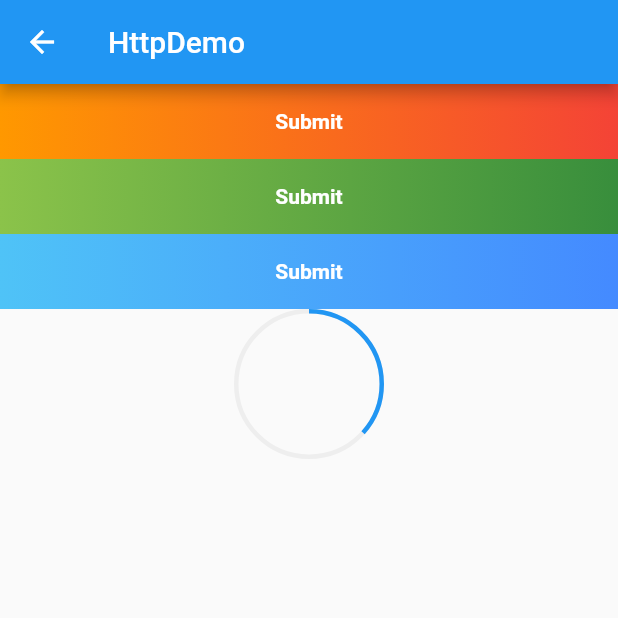
After one commit to CY12/Flutter_Basic, a Flutter app: the screen it shows after launch, after a tap on "AutoWidget", on a phone screen of 412 x 824 dp, the top half of it. The commit adds this screen. Run offline on Flutter 3.47's test engine with Material 2 defaults, Android fonts, the phone set to English and light mode, and no system bars; our stand-ins replace cookie_jar, dio, dio_cookie_manager; network calls fail.

Commit message:
自定义组件

```diff
--- a/lib/main.dart
+++ b/lib/main.dart
@@ -1,4 +1,5 @@
 import 'package:flutter/material.dart';
+import 'package:flutter_basic/route/AutoWidget.dart';
 import 'package:flutter_basic/route/CountDemo.dart';
 import 'package:flutter_basic/route/Douban.dart';
 import 'package:flutter_basic/route/HttpDemo.dart';
@@ -31,11 +32,8 @@ class MyHomePage extends StatefulWidget {
 }
 
 class _MyHomePageState extends State<MyHomePage> {
-
   @override
   Widget build(BuildContext context) {
-
-
     return GridView.count(
       //水平子Widget之间间距
       crossAxisSpacing: 10.0,
@@ -52,13 +50,12 @@ class _MyHomePageState extends State<MyHomePage> {
     );
   }
 
-
   List<String> getDataList() {
     List<String> list = [];
     list.add("Http");
     list.add("Count");
     list.add("Visibility");
-    list.add("value");
+    list.add("AutoWidget");
     list.add("value");
     return list;
   }
@@ -71,20 +68,27 @@ class _MyHomePageState extends State<MyHomePage> {
     return ElevatedButton(
       child: Text(item),
       style: ButtonStyle(
-          backgroundColor: MaterialStateProperty.all(Color(0xFF2196F3)),                //背景颜色
-          foregroundColor: MaterialStateProperty.all(Color(0xffffffff)),                //字体颜色
-          overlayColor: MaterialStateProperty.all(Color(0xffFFF8E5)),                   // 高亮色
-          shadowColor: MaterialStateProperty.all( Color(0xffffffff)),                  //阴影颜色
-          elevation: MaterialStateProperty.all(0),                                     //阴影值
-          textStyle: MaterialStateProperty.all(TextStyle(fontSize: 14)),                //字体
-          side: MaterialStateProperty.all(BorderSide(width: 1,color: Color(0xffffffff))),//边框
-          shape: MaterialStateProperty.all(RoundedRectangleBorder(borderRadius: BorderRadius.circular(20.0))),//圆角弧度
-
+        backgroundColor: MaterialStateProperty.all(Color(0xFF2196F3)),
+        //背景颜色
+        foregroundColor: MaterialStateProperty.all(Color(0xffffffff)),
+        //字体颜色
+        overlayColor: MaterialStateProperty.all(Color(0xffFFF8E5)),
+        // 高亮色
+        shadowColor: MaterialStateProperty.all(Color(0xffffffff)),
+        //阴影颜色
+        elevation: MaterialStateProperty.all(0),
+        //阴影值
+        textStyle: MaterialStateProperty.all(TextStyle(fontSize: 14)),
+        //字体
+        side: MaterialStateProperty.all(
+            BorderSide(width: 1, color: Color(0xffffffff))),
+        //边框
+        shape: MaterialStateProperty.all(RoundedRectangleBorder(
+            borderRadius: BorderRadius.circular(20.0))), //圆角弧度
       ),
       onPressed: () {
         _jumpInto(item);
       },
-
     );
     // return new GestureDetector(
     //   onTap: (){
@@ -101,25 +105,27 @@ class _MyHomePageState extends State<MyHomePage> {
     // );
   }
 
-  void _jumpInto(String text){
-    print("jumpTo "+text);
-    switch(text){
+  void _jumpInto(String text) {
+    print("jumpTo " + text);
+    switch (text) {
       case "Http":
-        Navigator.push( context,
-            MaterialPageRoute(builder: (context) {
+        Navigator.push(context, MaterialPageRoute(builder: (context) {
           return NetDioSimpleDemoPage();
         }));
         break;
       case "Count":
-        Navigator.push( context,
-            MaterialPageRoute(builder: (context) {
+        Navigator.push(context, MaterialPageRoute(builder: (context) {
           return CountDemo();
         }));
         break;
       case "Visibility":
-        Navigator.push( context,
-            MaterialPageRoute(builder: (context) {
+        Navigator.push(context, MaterialPageRoute(builder: (context) {
           return OffstageDemo();
+        }));
+        break;
+      case "AutoWidget":
+        Navigator.push(context, MaterialPageRoute(builder: (context) {
+          return GradientButtonRoute ();
         }));
         break;
       default:
--- /dev/null
+++ b/lib/route/AutoWidget.dart
@@ -0,0 +1,91 @@
+import 'package:flutter/material.dart';
+import 'package:flutter_basic/util/ToastUtil.dart';
+import 'package:flutter_basic/widget/GradientButton.dart';
+import 'package:flutter_basic/widget/LoadingWidget.dart';
+
+class GradientButtonRoute extends StatefulWidget {
+  @override
+  _GradientButtonRouteState createState() => _GradientButtonRouteState();
+}
+
+class _GradientButtonRouteState extends State<GradientButtonRoute>
+    with TickerProviderStateMixin {
+  AnimationController _animationController;
+
+  @override
+  void initState() {
+    super.initState();
+    _animationController =
+        new AnimationController(duration: Duration(seconds: 3), vsync: this);
+    bool isForward = true;
+    _animationController.addStatusListener((status) {
+      if (status == AnimationStatus.forward) {
+        isForward = true;
+      } else if (status == AnimationStatus.completed ||
+          status == AnimationStatus.dismissed) {
+        if (isForward) {
+          _animationController.reverse();
+        } else {
+          _animationController.forward();
+        }
+      } else if (status == AnimationStatus.reverse) {
+        isForward = false;
+      }
+    });
+    _animationController.forward();
+  }
+
+  @override
+  void dispose() {
+    _animationController.dispose();
+    super.dispose();
+  }
+
+  @override
+  Widget build(BuildContext context) {
+    Widget body = Container(
+      child: Column(
+        children: <Widget>[
+          GradientButton(
+            colors: [Colors.orange, Colors.red],
+            height: 50.0,
+            child: Text("Submit"),
+            onPressed: () => onTap("orange"),
+          ),
+          GradientButton(
+            height: 50.0,
+            colors: [Colors.lightGreen, Colors.green[700]],
+            child: Text("Submit"),
+            onPressed: () => onTap("lightGreen"),
+          ),
+          GradientButton(
+            height: 50.0,
+            colors: [Colors.lightBlue[300], Colors.blueAccent],
+            child: Text("Submit"),
+            onPressed: () => onTap("lightBlue"),
+          ),
+          AnimatedBuilder(
+              animation: _animationController,
+              builder: (BuildContext context, Widget child) {
+                return GradientCircularProgressIndicator(
+                  colors: [Colors.blue, Colors.blue],
+                  radius: 50.0,
+                  strokeWidth: 3.0,
+                  value: _animationController.value,
+                );
+              }),
+        ],
+      ),
+    );
+    return new Scaffold(
+        appBar: new AppBar(
+          title: new Text("HttpDemo"),
+        ),
+        body: body);
+  }
+
+  onTap(String s) {
+    print(s);
+    ToastUtils.toast(context, msg: "你点击了" + s);
+  }
+}
--- a/lib/route/HttpDemo.dart
+++ b/lib/route/HttpDemo.dart
@@ -1,3 +1,5 @@
+import 'dart:math';
+
 import 'package:dio/dio.dart';
 import 'package:flutter/material.dart';
 import 'package:flutter_basic/bean/PostListBean.dart';
@@ -67,10 +69,15 @@ class _NetDioSimpleDemoPageState extends State<NetDioSimpleDemoPage> {
               crossAxisAlignment: CrossAxisAlignment.start,
               mainAxisSize: MainAxisSize.min,
               children: [
-                Image.network(
-                  postListBean.data[index].avatar,
-                  width: 38,
-                  height: 38,
+                InkWell(
+                  onTap: (){
+                    ToastUtils.toast(context,msg: "你点击"+index.toString()+"头像");
+                  },
+                  child: Image.network(
+                    postListBean.data[index].avatar,
+                    width: 38,
+                    height: 38,
+                  ),
                 ),
                 Container(
                   height: 38,
@@ -123,7 +130,25 @@ class _NetDioSimpleDemoPageState extends State<NetDioSimpleDemoPage> {
               )
           ],
         ));
+    Widget container =new ConstrainedBox(
+      constraints: BoxConstraints(
+        minWidth: double.infinity, //宽度尽可能大
+      ),
+      child: Container(
+          child: body,
+          color: Colors.white,
+      ),
+    );
+    Widget item = GestureDetector(
+      onTap: () {
+        //处理点击事件
+        print("GestureDetector");
+        ToastUtils.toast(context,msg: "你点击"+index.toString()+"item");
+      },
+      child: container,
+    );
 
-    return body;
+    return item;
   }
+
 }
--- /dev/null
+++ b/lib/route/paint.dart
@@ -0,0 +1,67 @@
+import 'package:flutter/material.dart';
+import 'dart:math';
+
+class CustomPaintRoute extends StatelessWidget {
+  @override
+  Widget build(BuildContext context) {
+    return Center(
+      child: CustomPaint(
+        size: Size(300, 300), //指定画布大小
+        painter: MyPainter(),
+      ),
+    );
+  }
+}
+
+class MyPainter extends CustomPainter {
+  @override
+  void paint(Canvas canvas, Size size) {
+    double eWidth = size.width / 15;
+    double eHeight = size.height / 15;
+
+    //画棋盘背景
+    var paint = Paint()
+      ..isAntiAlias = true
+      ..style = PaintingStyle.fill //填充
+      ..color = Color(0x77cdb175); //背景为纸黄色
+    canvas.drawRect(Offset.zero & size, paint);
+
+    //画棋盘网格
+    paint
+      ..style = PaintingStyle.stroke //线
+      ..color = Colors.black87
+      ..strokeWidth = 1.0;
+
+    for (int i = 0; i <= 15; ++i) {
+      double dy = eHeight * i;
+      canvas.drawLine(Offset(0, dy), Offset(size.width, dy), paint);
+    }
+
+    for (int i = 0; i <= 15; ++i) {
+      double dx = eWidth * i;
+      canvas.drawLine(Offset(dx, 0), Offset(dx, size.height), paint);
+    }
+
+    //画一个黑子
+    paint
+      ..style = PaintingStyle.fill
+      ..color = Colors.black;
+    canvas.drawCircle(
+      Offset(size.width / 2 - eWidth / 2, size.height / 2 - eHeight / 2),
+      min(eWidth / 2, eHeight / 2) - 2,
+      paint,
+    );
+
+    //画一个白子
+    paint.color = Colors.white;
+    canvas.drawCircle(
+      Offset(size.width / 2 + eWidth / 2, size.height / 2 - eHeight / 2),
+      min(eWidth / 2, eHeight / 2) - 2,
+      paint,
+    );
+  }
+
+  //在实际场景中正确利用此回调可以避免重绘开销，本示例我们简单的返回true
+  @override
+  bool shouldRepaint(CustomPainter oldDelegate) => true;
+}
--- /dev/null
+++ b/lib/widget/GradientButton.dart
@@ -0,0 +1,62 @@
+import 'package:flutter/material.dart';
+
+class GradientButton extends StatelessWidget {
+  GradientButton({
+    this.colors,
+    this.width,
+    this.height,
+    this.onPressed,
+    this.borderRadius,
+    @required this.child,
+  });
+
+  // 渐变色数组
+  final List<Color> colors;
+
+  // 按钮宽高
+  final double width;
+  final double height;
+
+  final Widget child;
+  final BorderRadius borderRadius;
+
+  //点击回调
+  final GestureTapCallback onPressed;
+
+  @override
+  Widget build(BuildContext context) {
+    ThemeData theme = Theme.of(context);
+
+    //确保colors数组不空
+    List<Color> _colors = colors ??
+        [theme.primaryColor, theme.primaryColorDark ?? theme.primaryColor];
+
+    return DecoratedBox(
+      decoration: BoxDecoration(
+        gradient: LinearGradient(colors: _colors),
+        borderRadius: borderRadius,
+      ),
+      child: Material(
+        type: MaterialType.transparency,
+        child: InkWell(
+          splashColor: _colors.last,
+          highlightColor: Colors.transparent,
+          borderRadius: borderRadius,
+          onTap: onPressed,
+          child: ConstrainedBox(
+            constraints: BoxConstraints.tightFor(height: height, width: width),
+            child: Center(
+              child: Padding(
+                padding: const EdgeInsets.all(8.0),
+                child: DefaultTextStyle(
+                  style: TextStyle(fontWeight: FontWeight.bold),
+                  child: child,
+                ),
+              ),
+            ),
+          ),
+        ),
+      ),
+    );
+  }
+}
--- /dev/null
+++ b/lib/widget/LoadingWidget.dart
@@ -0,0 +1,154 @@
+import 'dart:math';
+import 'package:flutter/material.dart';
+
+class GradientCircularProgressIndicator extends StatelessWidget {
+  GradientCircularProgressIndicator({
+    this.strokeWidth = 2.0,
+    @required this.radius,
+    @required this.colors,
+    this.stops,
+    this.strokeCapRound = false,
+    this.backgroundColor = const Color(0xFFEEEEEE),
+    this.totalAngle = 2 * pi,
+    this.value
+  });
+
+  ///粗细
+  final double strokeWidth;
+
+  /// 圆的半径
+  final double radius;
+
+  ///两端是否为圆角
+  final bool strokeCapRound;
+
+  /// 当前进度，取值范围 [0.0-1.0]
+  final double value;
+
+  /// 进度条背景色
+  final Color backgroundColor;
+
+  /// 进度条的总弧度，2*PI为整圆，小于2*PI则不是整圆
+  final double totalAngle;
+
+  /// 渐变色数组
+  final List<Color> colors;
+
+  /// 渐变色的终止点，对应colors属性
+  final List<double> stops;
+
+  @override
+  Widget build(BuildContext context) {
+    double _offset = .0;
+    // 如果两端为圆角，则需要对起始位置进行调整，否则圆角部分会偏离起始位置
+    // 下面调整的角度的计算公式是通过数学几何知识得出，读者有兴趣可以研究一下为什么是这样
+    if (strokeCapRound) {
+      _offset = asin(strokeWidth / (radius * 2 - strokeWidth));
+    }
+    var _colors = colors;
+    if (_colors == null) {
+      Color color = Theme
+          .of(context)
+          .accentColor;
+      _colors = [color, color];
+    }
+    return Transform.rotate(
+      angle: -pi / 2.0 - _offset,
+      child: CustomPaint(
+          size: Size.fromRadius(radius),
+          painter: _GradientCircularProgressPainter(
+            strokeWidth: strokeWidth,
+            strokeCapRound: strokeCapRound,
+            backgroundColor: backgroundColor,
+            value: value,
+            total: totalAngle,
+            radius: radius,
+            colors: _colors,
+          )
+      ),
+    );
+  }
+}
+
+//实现画笔
+class _GradientCircularProgressPainter extends CustomPainter {
+  _GradientCircularProgressPainter({
+    this.strokeWidth: 10.0,
+    this.strokeCapRound: false,
+    this.backgroundColor = const Color(0xFFEEEEEE),
+    this.radius,
+    this.total = 2 * pi,
+    @required this.colors,
+    this.stops,
+    this.value
+  });
+
+  final double strokeWidth;
+  final bool strokeCapRound;
+  final double value;
+  final Color backgroundColor;
+  final List<Color> colors;
+  final double total;
+  final double radius;
+  final List<double> stops;
+
+  @override
+  void paint(Canvas canvas, Size size) {
+    if (radius != null) {
+      size = Size.fromRadius(radius);
+    }
+    double _offset = strokeWidth / 2.0;
+    double _value = (value ?? .0);
+    _value = _value.clamp(.0, 1.0) * total;
+    double _start = .0;
+
+    if (strokeCapRound) {
+      _start = asin(strokeWidth/ (size.width - strokeWidth));
+    }
+
+    Rect rect = Offset(_offset, _offset) & Size(
+        size.width - strokeWidth,
+        size.height - strokeWidth
+    );
+
+    var paint = Paint()
+      ..strokeCap = strokeCapRound ? StrokeCap.round : StrokeCap.butt
+      ..style = PaintingStyle.stroke
+      ..isAntiAlias = true
+      ..strokeWidth = strokeWidth;
+
+    // 先画背景
+    if (backgroundColor != Colors.transparent) {
+      paint.color = backgroundColor;
+      canvas.drawArc(
+          rect,
+          _start,
+          total,
+          false,
+          paint
+      );
+    }
+
+    // 再画前景，应用渐变
+    if (_value > 0) {
+      paint.shader = SweepGradient(
+        startAngle: 0.0,
+        endAngle: _value,
+        colors: colors,
+        stops: stops,
+      ).createShader(rect);
+
+      canvas.drawArc(
+          rect,
+          _start,
+          _value,
+          false,
+          paint
+      );
+    }
+  }
+
+  @override
+  bool shouldRepaint(CustomPainter oldDelegate) => true;
+
+}
```
Also changed, not shown: lib/route/Douban.dart (+4 -5 lines), lib/route/Visibility.dart (+16 -11 lines). Lines whose indentation alone changed are shown as unchanged.
